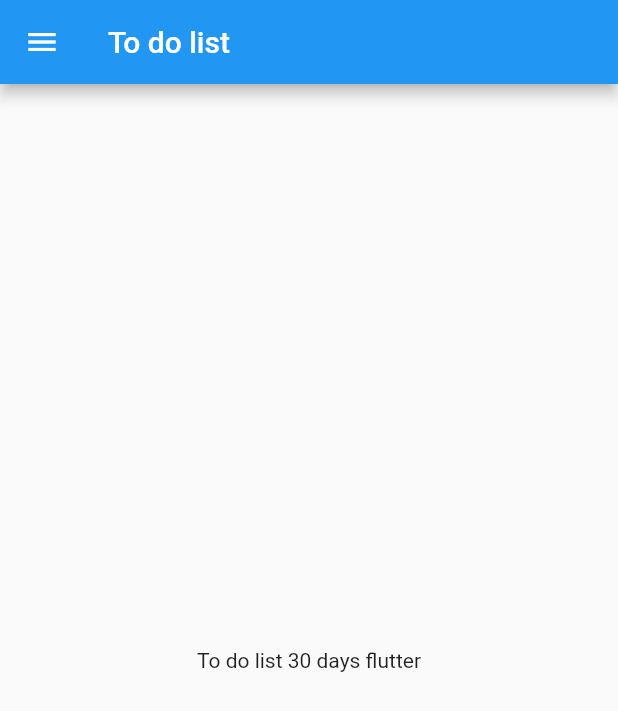
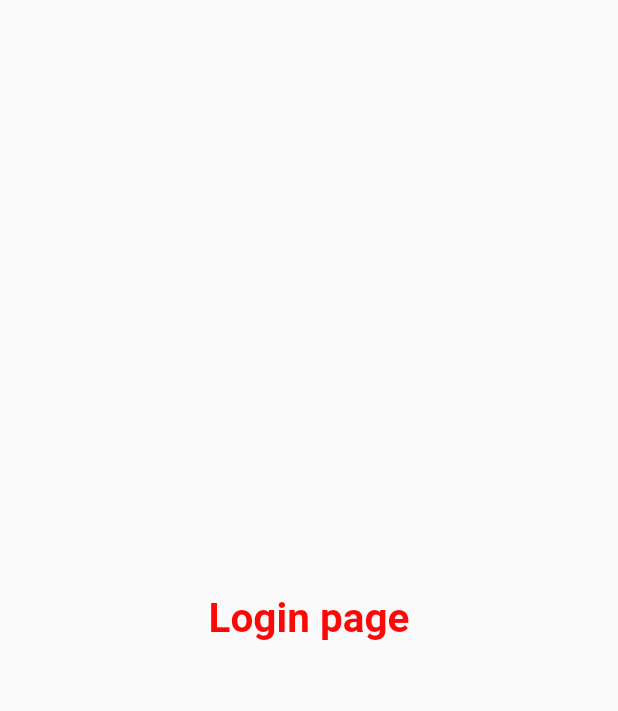
Before and after one commit to Rohaibchouhan/30daysofflutter-catalogo-app, a Flutter app: the screen it shows after launch, on a phone screen of 412 x 824 dp. Shown: the top 711 px of the screen. Run offline on Flutter 3.47's test engine with Material 2 defaults, Android fonts, the phone set to English and light mode, and no system bars.

Commit message:
day 3 completed

```diff
--- a/lib/main.dart
+++ b/lib/main.dart
@@ -1,8 +1,9 @@
 import 'package:flutter/material.dart';
-import 'package:flutter_application_1_awesome/home_page.dart';
+import 'package:flutter_application_1_awesome/pages/home_page.dart';
+import 'package:flutter_application_1_awesome/pages/login_page.dart';
 
 void main() {
-  runApp(MyApp());
+  runApp(const MyApp());
 }
 
 class MyApp extends StatelessWidget {
@@ -10,8 +11,24 @@
 
   @override
   Widget build(BuildContext context) {
+
     return MaterialApp(
-      home: Homepage(),
+
+      routes:{
+        "/":(context) => const LoginPage(),
+         "/home" :(context) => Homepage(),
+         "/login":(context) => LoginPage(),
+      },
+
+      themeMode: ThemeMode.light,
+      darkTheme: ThemeData(brightness: Brightness.dark
+      ),
+      theme: ThemeData(
+        primarySwatch: Colors.red
+      ),
+
+
+
     );
   }
 }
--- a/lib/home_page.dart
+++ b/lib/pages/home_page.dart
@@ -1,5 +1,6 @@
 import 'package:flutter/material.dart';
 
+// ignore: use_key_in_widget_constructors
 class Homepage extends StatelessWidget {
   final int days = 30;
   final String name = "flutter";
@@ -8,14 +9,12 @@
   Widget build(BuildContext context) {
     return Scaffold(
       appBar: AppBar(
-        title: Text("To do list"),
+        title: const Text("Catalog app"),
       ),
       body: Center(
-        child: Container(
-          child: Text("To do list $days days $name"),
-        ),
+        child: Text("To do list $days days $name"),
       ),
-      drawer: Drawer(),
+      drawer: const Drawer(),
     );
 
   }
--- /dev/null
+++ b/lib/pages/login_page.dart
@@ -0,0 +1,24 @@
+// ignore_for_file: prefer_const_constructors
+
+import 'package:flutter/material.dart';
+
+class LoginPage extends StatelessWidget {
+  const LoginPage({Key? key}) : super(key: key);
+
+  @override
+  Widget build(BuildContext context) {
+    return Material(
+      child: Center(
+        child: Text(
+         "Login page",
+         style: TextStyle(
+          fontSize: 27,
+          color: Color.fromARGB(255, 255, 7, 7),
+          fontWeight: FontWeight.bold,
+
+         ),
+        ),
+      ),
+    );
+  }
+}
```
